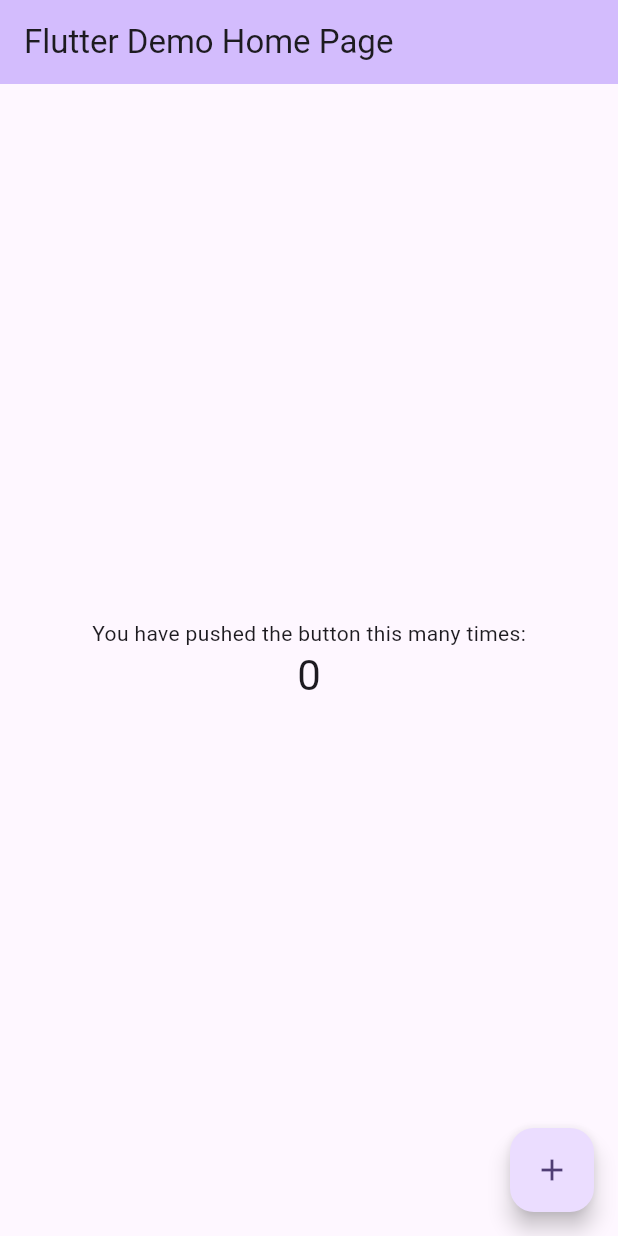
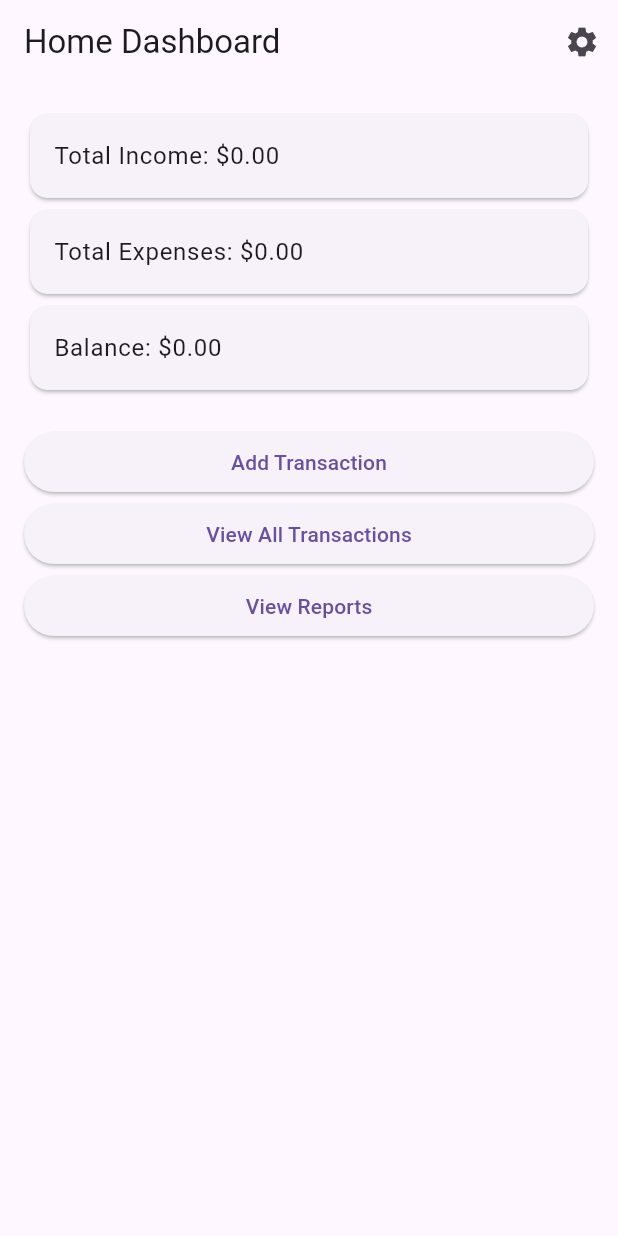
Before and after one commit to darshil2711/MAD201-Project01-Darshilkumar-Karkar, a Flutter app: the screen it shows after launch, on a phone screen of 412 x 824 dp. Run offline on Flutter 3.47's test engine with Material 3 defaults, Android fonts, the phone set to English and light mode, and no system bars.

Commit message:
feat: Add app skeleton and basic navigation

```diff
--- a/smart_budget_tracker/lib/main.dart
+++ b/smart_budget_tracker/lib/main.dart
@@ -1,122 +1,22 @@
+/// MAD201-01 Assignment 3
+/// Darshilkumar Karkar - A00203357
+/// Main Application Entry Point
 import 'package:flutter/material.dart';
+import 'screens/splash_screen.dart'; // Import your splash screen
 
 void main() {
-  runApp(const MyApp());
+  runApp(MyApp());
 }
 
 class MyApp extends StatelessWidget {
-  const MyApp({super.key});
-
-  // This widget is the root of your application.
   @override
   Widget build(BuildContext context) {
     return MaterialApp(
-      title: 'Flutter Demo',
-      theme: ThemeData(
-        // This is the theme of your application.
-        //
-        // TRY THIS: Try running your application with "flutter run". You'll see
-        // the application has a purple toolbar. Then, without quitting the app,
-        // try changing the seedColor in the colorScheme below to Colors.green
-        // and then invoke "hot reload" (save your changes or press the "hot
-        // reload" button in a Flutter-supported IDE, or press "r" if you used
-        // the command line to start the app).
-        //
-        // Notice that the counter didn't reset back to zero; the application
-        // state is not lost during the reload. To reset the state, use hot
-        // restart instead.
-        //
-        // This works for code too, not just values: Most code changes can be
-        // tested with just a hot reload.
-        colorScheme: ColorScheme.fromSeed(seedColor: Colors.deepPurple),
-      ),
-      home: const MyHomePage(title: 'Flutter Demo Home Page'),
+      title: 'Smart Budget Tracker',
+      theme: ThemeData.light(), // Default theme
+      darkTheme: ThemeData.dark(), // Default dark theme
+      themeMode: ThemeMode.system, // We will control this from settings later
+      home: SplashScreen(), // Start with the splash screen
     );
   }
 }
-
-class MyHomePage extends StatefulWidget {
-  const MyHomePage({super.key, required this.title});
-
-  // This widget is the home page of your application. It is stateful, meaning
-  // that it has a State object (defined below) that contains fields that affect
-  // how it looks.
-
-  // This class is the configuration for the state. It holds the values (in this
-  // case the title) provided by the parent (in this case the App widget) and
-  // used by the build method of the State. Fields in a Widget subclass are
-  // always marked "final".
-
-  final String title;
-
-  @override
-  State<MyHomePage> createState() => _MyHomePageState();
-}
-
-class _MyHomePageState extends State<MyHomePage> {
-  int _counter = 0;
-
-  void _incrementCounter() {
-    setState(() {
-      // This call to setState tells the Flutter framework that something has
-      // changed in this State, which causes it to rerun the build method below
-      // so that the display can reflect the updated values. If we changed
-      // _counter without calling setState(), then the build method would not be
-      // called again, and so nothing would appear to happen.
-      _counter++;
-    });
-  }
-
-  @override
-  Widget build(BuildContext context) {
-    // This method is rerun every time setState is called, for instance as done
-    // by the _incrementCounter method above.
-    //
-    // The Flutter framework has been optimized to make rerunning build methods
-    // fast, so that you can just rebuild anything that needs updating rather
-    // than having to individually change instances of widgets.
-    return Scaffold(
-      appBar: AppBar(
-        // TRY THIS: Try changing the color here to a specific color (to
-        // Colors.amber, perhaps?) and trigger a hot reload to see the AppBar
-        // change color while the other colors stay the same.
-        backgroundColor: Theme.of(context).colorScheme.inversePrimary,
-        // Here we take the value from the MyHomePage object that was created by
-        // the App.build method, and use it to set our appbar title.
-        title: Text(widget.title),
-      ),
-      body: Center(
-        // Center is a layout widget. It takes a single child and positions it
-        // in the middle of the parent.
-        child: Column(
-          // Column is also a layout widget. It takes a list of children and
-          // arranges them vertically. By default, it sizes itself to fit its
-          // children horizontally, and tries to be as tall as its parent.
-          //
-          // Column has various properties to control how it sizes itself and
-          // how it positions its children. Here we use mainAxisAlignment to
-          // center the children vertically; the main axis here is the vertical
-          // axis because Columns are vertical (the cross axis would be
-          // horizontal).
-          //
-          // TRY THIS: Invoke "debug painting" (choose the "Toggle Debug Paint"
-          // action in the IDE, or press "p" in the console), to see the
-          // wireframe for each widget.
-          mainAxisAlignment: MainAxisAlignment.center,
-          children: <Widget>[
-            const Text('You have pushed the button this many times:'),
-            Text(
-              '$_counter',
-              style: Theme.of(context).textTheme.headlineMedium,
-            ),
-          ],
-        ),
-      ),
-      floatingActionButton: FloatingActionButton(
-        onPressed: _incrementCounter,
-        tooltip: 'Increment',
-        child: const Icon(Icons.add),
-      ), // This trailing comma makes auto-formatting nicer for build methods.
-    );
-  }
-}
--- /dev/null
+++ b/smart_budget_tracker/lib/screens/home_screen.dart
@@ -0,0 +1,77 @@
+/// MAD201-01 Assignment 3
+/// Darshilkumar Karkar - A00203357
+/// Home Screen Implementation
+import 'package:flutter/material.dart';
+import 'add_transaction_screen.dart';
+import 'transactions_list_screen.dart';
+import 'reports_screen.dart';
+import 'settings_screen.dart';
+
+class HomeScreen extends StatefulWidget {
+  @override
+  _HomeScreenState createState() => _HomeScreenState();
+}
+
+class _HomeScreenState extends State<HomeScreen> {
+  @override
+  Widget build(BuildContext context) {
+    return Scaffold(
+      appBar: AppBar(
+        title: Text("Home Dashboard"),
+        actions: [
+          IconButton(
+            icon: Icon(Icons.settings),
+            onPressed: () {
+              Navigator.of(
+                context,
+              ).push(MaterialPageRoute(builder: (context) => SettingsScreen()));
+            },
+          ),
+        ],
+      ),
+      body: Padding(
+        padding: const EdgeInsets.all(16.0),
+        child: Column(
+          crossAxisAlignment: CrossAxisAlignment.stretch,
+          children: [
+            // Placeholder Cards
+            Card(child: ListTile(title: Text("Total Income: \$0.00"))),
+            Card(child: ListTile(title: Text("Total Expenses: \$0.00"))),
+            Card(child: ListTile(title: Text("Balance: \$0.00"))),
+
+            SizedBox(height: 20),
+
+            ElevatedButton(
+              child: Text("Add Transaction"),
+              onPressed: () {
+                Navigator.of(context).push(
+                  MaterialPageRoute(
+                    builder: (context) => AddTransactionScreen(),
+                  ),
+                );
+              },
+            ),
+            ElevatedButton(
+              child: Text("View All Transactions"),
+              onPressed: () {
+                Navigator.of(context).push(
+                  MaterialPageRoute(
+                    builder: (context) => TransactionsListScreen(),
+                  ),
+                );
+              },
+            ),
+            ElevatedButton(
+              child: Text("View Reports"),
+              onPressed: () {
+                Navigator.of(context).push(
+                  MaterialPageRoute(builder: (context) => ReportsScreen()),
+                );
+              },
+            ),
+          ],
+        ),
+      ),
+    );
+  }
+}
```
Also changed, not shown: smart_budget_tracker/lib/screens/splash_screen.dart (added, +43 -0 lines), smart_budget_tracker/lib/screens/add_transaction_screen.dart (added), smart_budget_tracker/lib/screens/reports_screen.dart (added), smart_budget_tracker/lib/screens/settings_screen.dart (added), smart_budget_tracker/lib/screens/transactions_list_screen.dart (added).
